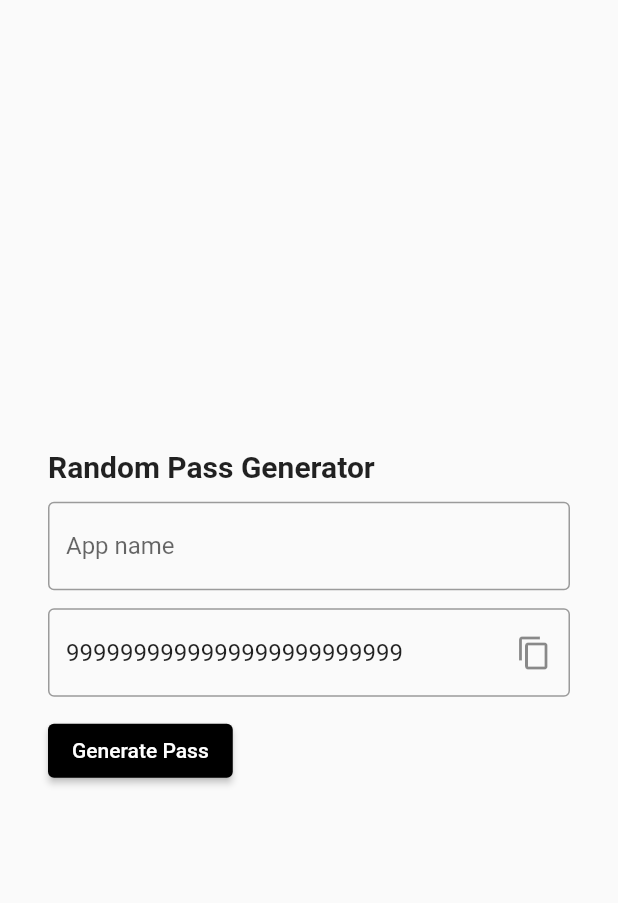
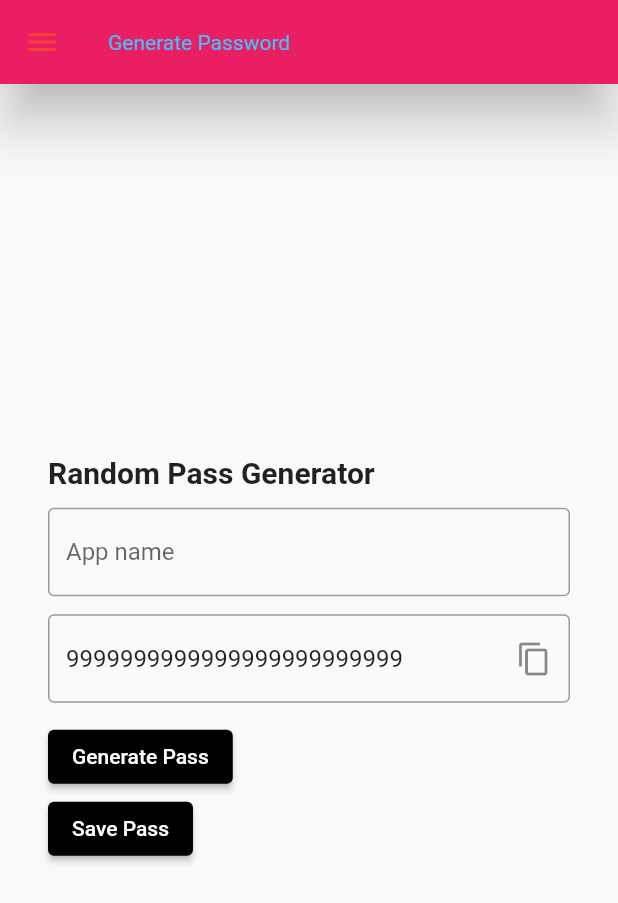
Before and after one commit to Alexayy/password-generator-flutter, a Flutter app: the PassGeneratorPage screen opened directly, after a tap on "Generate Pass", on a phone screen of 412 x 824 dp. Shown: the top 903 px of the screen. Run offline on Flutter 3.47's test engine with Material 2 defaults, Android fonts, the light colour scheme and no system bars; our stand-ins replace cloud_firestore, firebase_auth, firebase_core; accounts and stored records are empty.

Commit message:
updated some core functs

```diff
--- a/lib/screens/LoginPage.dart
+++ b/lib/screens/LoginPage.dart
@@ -17,6 +17,7 @@ class _LoginPageState extends State<LoginPage> {
   final TextEditingController passwordController = new TextEditingController();
 
   final _auth = FirebaseAuth.instance;
+
   @override
   Widget build(BuildContext context) {
     return Scaffold(
--- a/lib/screens/PassGeneratorPage.dart
+++ b/lib/screens/PassGeneratorPage.dart
@@ -6,17 +6,21 @@ import 'package:flutter/cupertino.dart';
 import 'package:flutter/material.dart';
 import 'package:flutter/services.dart';
 
+import 'PasswordManager.dart';
+
 class PassGeneratorPage extends StatelessWidget {
   final controller = TextEditingController();
   final appForPassword = TextEditingController();
+  String password = '';
 
   Widget _buildButton() {
-    final backgroundColor = MaterialStateColor.resolveWith((states) => states.contains(MaterialState.pressed) ? Colors.pink : Colors.black);
+    final backgroundColor = MaterialStateColor.resolveWith((states) =>
+        states.contains(MaterialState.pressed) ? Colors.pink : Colors.black);
 
     return ElevatedButton(
       style: ButtonStyle(backgroundColor: backgroundColor),
       onPressed: () {
-        final password = _generatePassword();
+        password = _generatePassword();
 
         controller.text = password;
         _create();
@@ -25,7 +29,10 @@ class PassGeneratorPage extends StatelessWidget {
     );
   }
 
-  String _generatePassword({ bool hasLetters = true, bool hasNumbers = true, bool hasSpecial = true }) {
+  String _generatePassword(
+      {bool hasLetters = true,
+      bool hasNumbers = true,
+      bool hasSpecial = true}) {
     final length = 25;
     final letterLowerCase = 'qwertyuioplkjhgfdsazxcvbnm';
     final letterUppercase = 'QWERTYUIOPLKJHGFDSAZXCVBNM';
@@ -46,14 +53,15 @@ class PassGeneratorPage extends StatelessWidget {
 
   final FirebaseFirestore firestore = FirebaseFirestore.instance;
   final FirebaseAuth auth = FirebaseAuth.instance;
+
   void _create() async {
     try {
       final User? user = auth.currentUser;
       final userUID = user?.uid;
-      await firestore.collection('userData').doc().set({
-        'userId' : userUID,
-        'appName' : appForPassword.text,
-        'generatedPass' : _generatePassword(),
+      await firestore.collection("${user?.email}").doc(appForPassword.text).set({
+        'userId': userUID,
+        'appName': appForPassword.text,
+        'generatedPass': password,
       });
     } catch (e) {
       print(e);
@@ -61,41 +69,59 @@ class PassGeneratorPage extends StatelessWidget {
   }
 
   void _read() async {
+    DocumentSnapshot documentSnapshot;
+    final User? user = auth.currentUser;
     try {
-
+      documentSnapshot =
+          await firestore.collection("userData").doc(user?.email).get();
     } catch (e) {
       print(e);
     }
   }
 
-  void _update() async {
+  // void _update() async {
+  //   final User? user = auth.currentUser;
+  //   final userUID = user?.uid;
+  //   try {
+  //     firestore.collection("userData").doc(user?.email).update({
+  //       'userId': userUID,
+  //       'appName': appForPassword.text,
+  //       'generatedPass': password,
+  //     });
+  //   } catch (e) {
+  //     print(e);
+  //   }
+  // }
+
+  void _delete() async {
+    final User? user = auth.currentUser;
     try {
-
+      firestore.collection("userData").doc(user?.email).delete();
     } catch (e) {
       print(e);
     }
   }
 
-  void _delete() async {
-    try {
-
-    } catch (e) {
-      print(e);
-    }
-  }
-
-
-
   @override
   Widget build(BuildContext context) {
+    final backgroundColor = MaterialStateColor.resolveWith((states) =>
+        states.contains(MaterialState.pressed) ? Colors.pink : Colors.black);
+
     return Scaffold(
+      appBar: AppBar(
+        title: Text(
+          'Generate Password',
+        ),
+        titleTextStyle: Theme.of(context).appBarTheme.titleTextStyle,
+      ),
       body: Container(
         padding: EdgeInsets.all(32),
         child: Column(
           crossAxisAlignment: CrossAxisAlignment.start,
           mainAxisAlignment: MainAxisAlignment.center,
           children: <Widget>[
-            Text('Random Pass Generator',
+            Text(
+              'Random Pass Generator',
               style: TextStyle(fontSize: 20, fontWeight: FontWeight.bold),
             ),
             const SizedBox(height: 12),
@@ -123,20 +149,59 @@ class PassGeneratorPage extends StatelessWidget {
                       Clipboard.setData(data);
 
                       final snackBar = SnackBar(
-                        content: Text('Password Copied',
+                        content: Text(
+                          'Password Copied',
                           style: TextStyle(fontWeight: FontWeight.bold),
                         ),
                         backgroundColor: Colors.pink,
                       );
 
-                      ScaffoldMessenger.of(context)..removeCurrentSnackBar()..showSnackBar(snackBar);
+                      ScaffoldMessenger.of(context)
+                        ..removeCurrentSnackBar()
+                        ..showSnackBar(snackBar);
                     },
-                  )
-              ),
+                  )),
             ), // PASSWORD TEXT FIELD
             const SizedBox(height: 12),
 
             _buildButton(),
+            ElevatedButton(
+              style: ButtonStyle(backgroundColor: backgroundColor),
+              onPressed: _create,
+              child: Text('Save Pass'),
+            ),
+          ],
+        ),
+      ),
+      drawer: Drawer(
+        child: ListView(
+          padding: EdgeInsets.zero,
+          children: [
+            const DrawerHeader(
+              decoration: BoxDecoration(
+                color: Colors.white,
+              ),
+              child: Text('App Menu and Navigation'),
+            ),
+            ListTile(
+              title: const Text('Password Manager'),
+              onTap: () {
+                CircularProgressIndicator();
+                Navigator.push(
+                  context,
+                  MaterialPageRoute(
+                    builder: (context) => PasswordManager(),
+                  ),
+                );
+              },
+            ),
+            ListTile(
+              title: const Text('Item 2'),
+              onTap: () {
+                // Update the state of the app.
+                // ...
+              },
+            ),
           ],
         ),
       ),
--- a/lib/screens/RegisterPage.dart
+++ b/lib/screens/RegisterPage.dart
@@ -18,6 +18,7 @@ class _RegisterState extends State<RegisterPage> {
   bool visible = false;
   final _formkey = GlobalKey<FormState>();
   final _auth = FirebaseAuth.instance;
+
   // CollectionReference ref = FirebaseFirestore.instance.collection('users');
   final TextEditingController passwordController = new TextEditingController();
   final TextEditingController confirmpassController =
```
Also changed, not shown: lib/main.dart (+9 -2 lines), lib/screens/ForgotPassPage.dart (+0 -8 lines), lib/screens/PasswordManager.dart (added, +108 -0 lines). Lines whose indentation alone changed are shown as unchanged.
